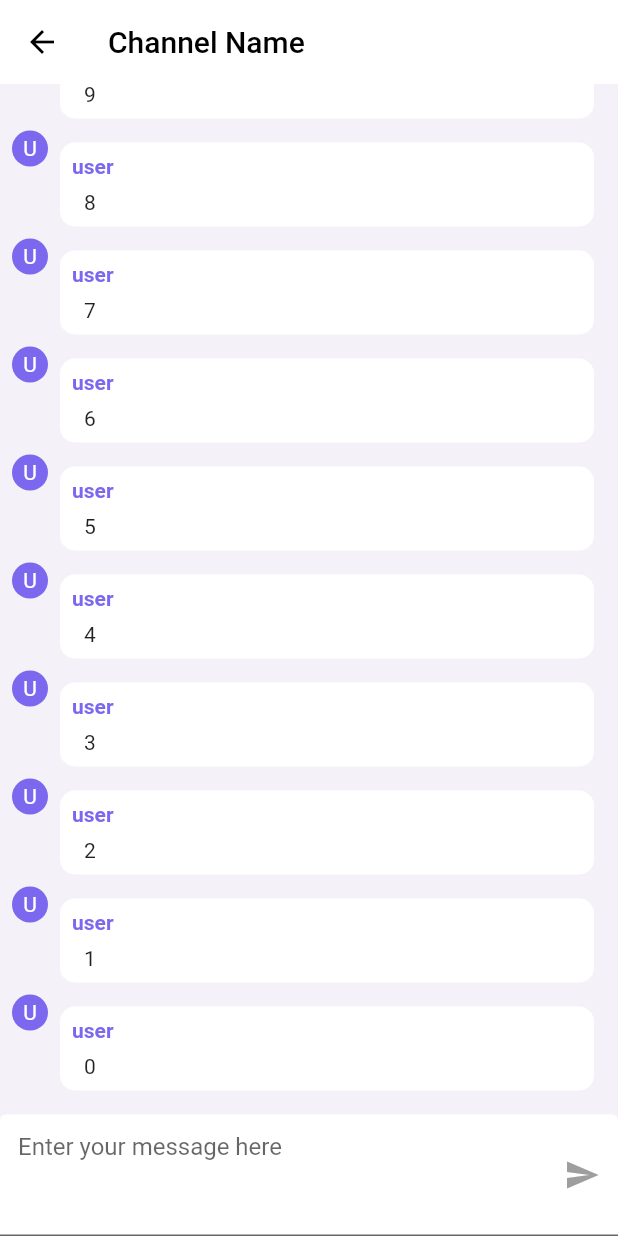
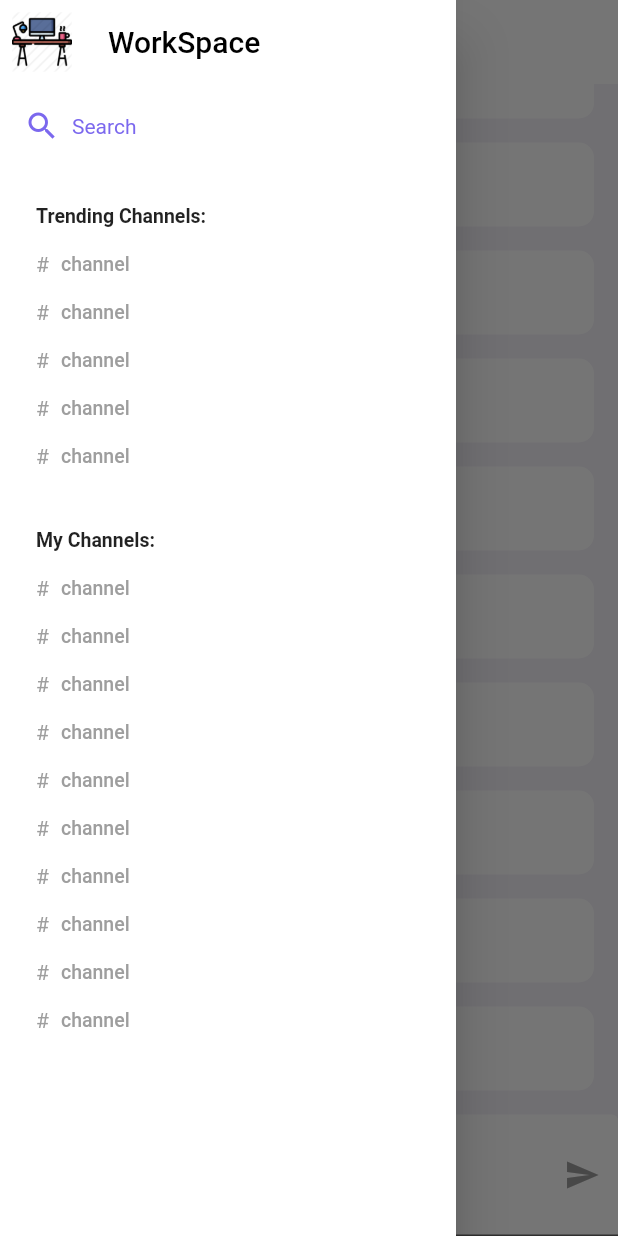
Before and after one commit to soni-tanmay/ChatAPP, a Flutter app: the ChatPage screen opened directly, with the side drawer open (before the commit the screen has no drawer), on a phone screen of 412 x 824 dp. Run offline on Flutter 3.47's test engine with Material 2 defaults, Android fonts, the phone set to English and light mode, and no system bars; our stand-ins replace bloc, connectivity_plus, dio, equatable, flutter_bloc, logger and 2 more.

```diff
--- a/chat_app/lib/utilities/navigation.dart
+++ b/chat_app/lib/utilities/navigation.dart
@@ -1,3 +1,4 @@
+import 'package:chat_app/view/authentication/authentication.dart';
 import 'package:flutter/material.dart';
 
 import '../view/home_page/home_page.dart';
@@ -11,7 +12,7 @@ class Navigation extends NavigatorObserver {
     switch (settings.name) {
       case initalPage:
         return _GenerateRoute(
-          child: const HomePage(),
+          child: const Authentication(),
           routeName: settings.name!,
         );
       default:
--- a/chat_app/lib/view/authentication/authentication_card.dart
+++ b/chat_app/lib/view/authentication/authentication_card.dart
@@ -26,7 +26,11 @@ class _AuthenticationCardState extends State<AuthenticationCard> {
   @override
   Widget build(BuildContext context) {
     return Container(
-      width: MediaQuery.of(context).size.width * 0.28,
+      margin: EdgeInsets.symmetric(
+        horizontal: MediaQuery.of(context).size.width > 1200
+            ? MediaQuery.of(context).size.width * 0.3
+            : MediaQuery.of(context).size.width * 0.1,
+      ),
       padding: const EdgeInsets.symmetric(horizontal: 50, vertical: 40),
       decoration: BoxDecoration(
         borderRadius: BorderRadius.circular(10.0),
--- a/chat_app/lib/view/chat_page/chat_page.dart
+++ b/chat_app/lib/view/chat_page/chat_page.dart
@@ -1,4 +1,5 @@
 import 'package:chat_app/utilities/export.dart';
+import 'package:chat_app/view/channel_menu/channel_menu.dart';
 import 'package:flutter/material.dart';
 
 class ChatPage extends StatelessWidget {
@@ -12,6 +13,11 @@ class ChatPage extends StatelessWidget {
         elevation: 0,
         title: const Text('Channel Name'),
       ),
+      drawer: (MediaQuery.of(context).size.width < 1200)
+          ? const Drawer(
+              child: ChannelMenu(),
+            )
+          : null,
       body: ListView.builder(
         itemCount: 20,
         reverse: true,
--- a/chat_app/lib/view/home_page/home_page.dart
+++ b/chat_app/lib/view/home_page/home_page.dart
@@ -10,7 +10,8 @@ class HomePage extends StatelessWidget {
   Widget build(BuildContext context) {
     return Row(
       children: [
-        const Expanded(flex: 2, child: ChannelMenu()),
+        if (MediaQuery.of(context).size.width > 1200)
+          const Expanded(flex: 2, child: ChannelMenu()),
         Expanded(flex: 8, child: ChatPage())
       ],
     );
```
